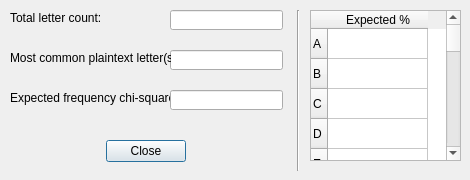
First picture: the form in ui/FrequencyDataDialogUI.ui, repository ProPane865/CryptAnalyst, before the edit.
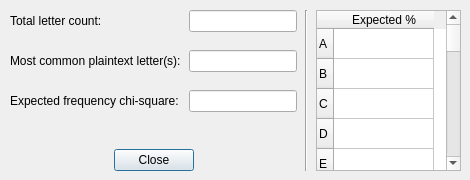
Second picture: the form after the edit.

Commit message: Fixed UI scaling issues on high DPI screens

Patch:
```diff
--- a/ui/FrequencyDataDialogUI.ui
+++ b/ui/FrequencyDataDialogUI.ui
@@ -25,84 +25,60 @@
   <property name="windowTitle">
    <string>Frequency Data</string>
   </property>
-  <widget class="QLineEdit" name="totalLetterCount">
+  <widget class="QWidget" name="horizontalLayoutWidget">
    <property name="geometry">
     <rect>
-     <x>170</x>
+     <x>10</x>
      <y>10</y>
-     <width>113</width>
-     <height>20</height>
+     <width>451</width>
+     <height>161</height>
     </rect>
    </property>
-  </widget>
+   <layout class="QHBoxLayout" name="horizontalLayout">
+    <property name="spacing">
+     <number>8</number>
+    </property>
+    <item>
+     <layout class="QVBoxLayout" name="verticalLayout" stretch="0,0">
+      <item>
+       <layout class="QFormLayout" name="formLayout">
+        <property name="verticalSpacing">
+         <number>18</number>
+        </property>
+        <item row="0" column="0">
   <widget class="QLabel" name="TLC_label">
-   <property name="geometry">
-    <rect>
-     <x>10</x>
-     <y>10</y>
-     <width>91</width>
-     <height>16</height>
-    </rect>
-   </property>
    <property name="text">
     <string>Total letter count:</string>
    </property>
   </widget>
-  <widget class="QLineEdit" name="mostCommonLetter">
-   <property name="geometry">
-    <rect>
-     <x>170</x>
-     <y>50</y>
-     <width>113</width>
-     <height>20</height>
-    </rect>
-   </property>
-  </widget>
+        </item>
+        <item row="0" column="1">
+         <widget class="QLineEdit" name="totalLetterCount"/>
+        </item>
+        <item row="1" column="0">
   <widget class="QLabel" name="MCL_label">
-   <property name="geometry">
-    <rect>
-     <x>10</x>
-     <y>50</y>
-     <width>161</width>
-     <height>16</height>
-    </rect>
-   </property>
    <property name="text">
     <string>Most common plaintext letter(s):</string>
    </property>
   </widget>
+        </item>
+        <item row="1" column="1">
+         <widget class="QLineEdit" name="mostCommonLetter"/>
+        </item>
+        <item row="2" column="0">
   <widget class="QLabel" name="EFV_label">
-   <property name="geometry">
-    <rect>
-     <x>10</x>
-     <y>90</y>
-     <width>161</width>
-     <height>16</height>
-    </rect>
-   </property>
    <property name="text">
     <string>Expected frequency chi-square:</string>
    </property>
   </widget>
-  <widget class="QLineEdit" name="expectedFrequencyChiSquare">
-   <property name="geometry">
-    <rect>
-     <x>170</x>
-     <y>90</y>
-     <width>113</width>
-     <height>20</height>
-    </rect>
-   </property>
-  </widget>
+        </item>
+        <item row="2" column="1">
+         <widget class="QLineEdit" name="expectedFrequencyChiSquare"/>
+        </item>
+       </layout>
+      </item>
+      <item>
   <widget class="QDialogButtonBox" name="buttonBox">
-   <property name="geometry">
-    <rect>
-     <x>10</x>
-     <y>140</y>
-     <width>271</width>
-     <height>23</height>
-    </rect>
-   </property>
    <property name="layoutDirection">
     <enum>Qt::LeftToRight</enum>
    </property>
@@ -113,14 +89,29 @@
     <bool>true</bool>
    </property>
   </widget>
+      </item>
+     </layout>
+    </item>
+    <item>
+     <widget class="Line" name="separator">
+      <property name="sizePolicy">
+       <sizepolicy hsizetype="Fixed" vsizetype="Minimum">
+        <horstretch>0</horstretch>
+        <verstretch>0</verstretch>
+       </sizepolicy>
+      </property>
+      <property name="orientation">
+       <enum>Qt::Vertical</enum>
+      </property>
+     </widget>
+    </item>
+    <item>
   <widget class="QTableWidget" name="expectedFreqTable">
-   <property name="geometry">
-    <rect>
-     <x>310</x>
-     <y>10</y>
-     <width>151</width>
-     <height>151</height>
-    </rect>
+      <property name="sizePolicy">
+       <sizepolicy hsizetype="Maximum" vsizetype="Expanding">
+        <horstretch>1</horstretch>
+        <verstretch>0</verstretch>
+       </sizepolicy>
    </property>
    <row>
     <property name="text">
@@ -258,18 +249,8 @@
     </property>
    </item>
   </widget>
-  <widget class="Line" name="separator">
-   <property name="geometry">
-    <rect>
-     <x>290</x>
-     <y>10</y>
-     <width>16</width>
-     <height>161</height>
-    </rect>
-   </property>
-   <property name="orientation">
-    <enum>Qt::Vertical</enum>
-   </property>
+    </item>
+   </layout>
   </widget>
  </widget>
  <resources/>
```
Lines whose indentation alone changed are shown as unchanged. The commit also changes 6 other files.
